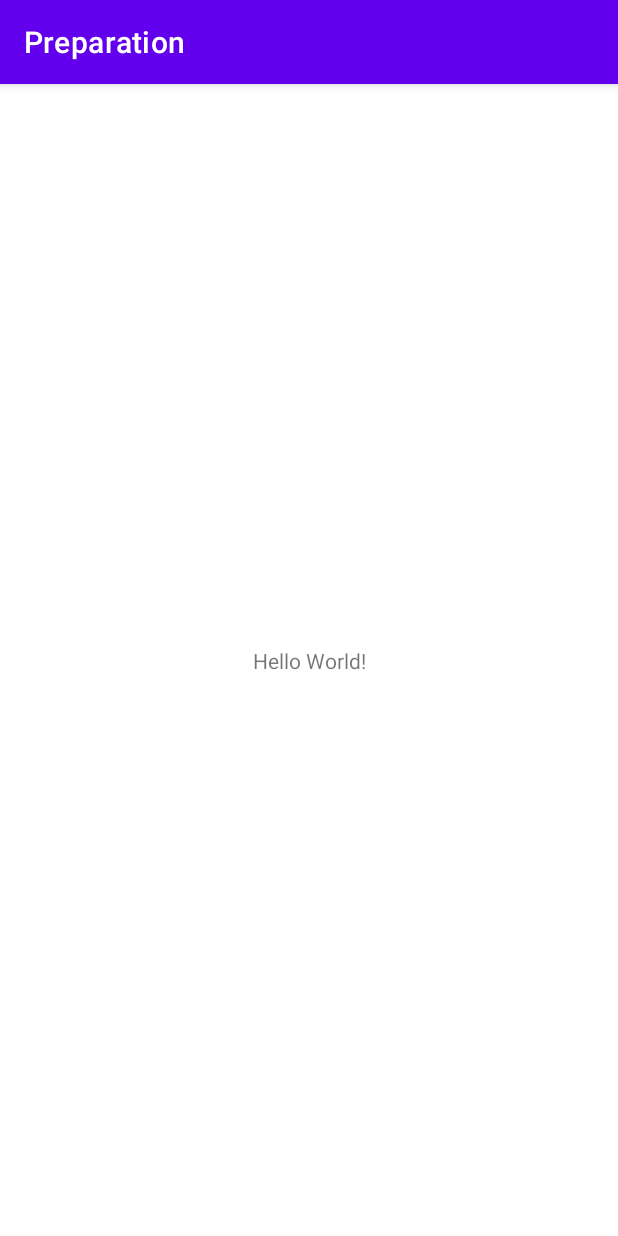
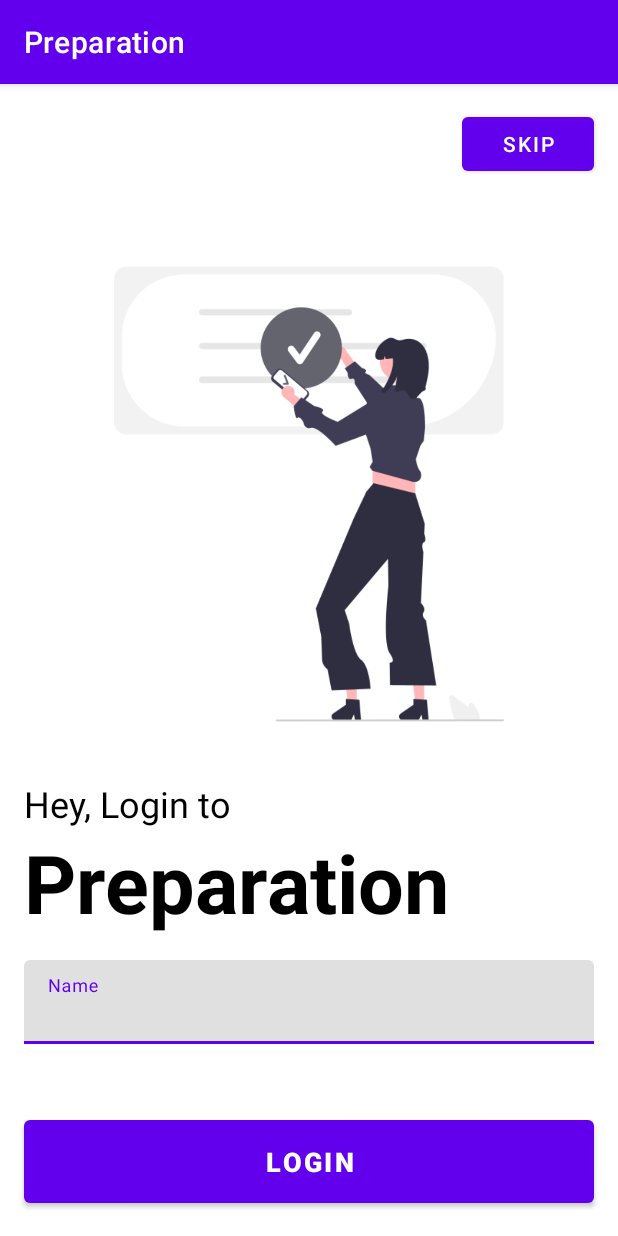
Before and after one commit to sun01822/Preparation, an Android app: the screen it shows after launch (MainActivity before the commit, LoginActivity after it), after a tap on "SKIP", on a phone screen of 412 x 824 dp. Run offline under Robolectric (Android 15) with nearby library versions, the phone set to English and light mode, and no system bars.

Commit message:
Login UI designed successfully

```diff
--- a/app/src/main/AndroidManifest.xml
+++ b/app/src/main/AndroidManifest.xml
@@ -15,6 +15,9 @@
         android:theme="@style/Theme.Preparation"
         tools:targetApi="31">
         <activity
+            android:name=".activities.LoginActivity"
+            android:exported="false" />
+        <activity
             android:name=".activities.SlideActivity"
             android:exported="false" />
         <activity
@@ -28,7 +31,7 @@
         </activity>
         <activity
             android:name=".MainActivity"
-            android:exported="false"></activity>
+            android:exported="false" />
     </application>
 
 </manifest>
--- /dev/null
+++ b/app/src/main/java/com/sun/preparation/activities/LoginActivity.kt
@@ -0,0 +1,14 @@
+package com.sun.preparation.activities
+
+import androidx.appcompat.app.AppCompatActivity
+import android.os.Bundle
+import com.sun.preparation.databinding.ActivityLoginBinding
+
+class LoginActivity : AppCompatActivity() {
+    private lateinit var binding : ActivityLoginBinding
+    override fun onCreate(savedInstanceState: Bundle?) {
+        super.onCreate(savedInstanceState)
+        binding = ActivityLoginBinding.inflate(layoutInflater)
+        setContentView(binding.root)
+    }
+}
--- a/app/src/main/java/com/sun/preparation/activities/SlideActivity.kt
+++ b/app/src/main/java/com/sun/preparation/activities/SlideActivity.kt
@@ -13,11 +13,9 @@ import com.sun.preparation.adapter.SlideAdapter
 import com.sun.preparation.fragments.SlideFragment1
 import com.sun.preparation.fragments.SlideFragment2
 import com.sun.preparation.fragments.SlideFragment3
-import com.sun.preparation.MainActivity
 
 class SlideActivity : AppCompatActivity() {
     private val fragmentList = listOf(SlideFragment1(), SlideFragment2(), SlideFragment3())
-    private val titles = arrayOf("Slide 1", "Slide 2", "Slide 3")
     private var currentPosition = 0
 
     override fun onCreate(savedInstanceState: Bundle?) {
@@ -47,7 +45,7 @@ class SlideActivity : AppCompatActivity() {
         }
 
         btnSkip.setOnClickListener {
-            val intent = Intent(this, MainActivity::class.java)
+            val intent = Intent(this, LoginActivity::class.java)
             startActivity(intent)
             finish()
         }
--- /dev/null
+++ b/app/src/main/res/layout/activity_login.xml
@@ -0,0 +1,82 @@
+<?xml version="1.0" encoding="utf-8"?>
+<RelativeLayout
+    xmlns:android="http://schemas.android.com/apk/res/android"
+    android:layout_width="match_parent"
+    android:layout_height="match_parent"
+    android:background="@color/white">
+    <ImageView
+        android:id="@+id/imageView"
+        android:layout_width="match_parent"
+        android:layout_height="380dp"
+        android:layout_alignParentTop="true"
+        android:layout_marginTop="83dp"
+        android:contentDescription="App Logo"
+        android:src="@drawable/name" />
+
+    <TextView
+        android:id="@+id/textView"
+        android:layout_width="match_parent"
+        android:layout_height="wrap_content"
+        android:text="Hey, Login to"
+        android:layout_marginStart="16dp"
+        android:layout_marginEnd="16dp"
+        android:textColor="@color/black"
+        android:textSize="24sp"
+        android:layout_below="@id/imageView"
+        android:layout_centerHorizontal="true"/>
+
+    <TextView
+        android:id="@+id/textView2"
+        android:layout_width="match_parent"
+        android:layout_height="wrap_content"
+        android:text="Preparation"
+        android:layout_marginStart="16dp"
+        android:layout_marginEnd="16dp"
+        android:textStyle="bold"
+        android:textColor="@color/black"
+        android:textSize="54sp"
+        android:layout_below="@id/textView"
+        android:layout_centerHorizontal="true"/>
+
+    <!-- Phone number input field -->
+    <com.google.android.material.textfield.TextInputLayout
+        android:layout_width="match_parent"
+        android:layout_height="wrap_content"
+        android:layout_below="@id/textView2"
+        android:layout_marginStart="16dp"
+        android:layout_marginTop="16dp"
+        android:layout_marginEnd="16dp"
+        android:layout_marginBottom="16dp">
+
+        <com.google.android.material.textfield.TextInputEditText
+            android:id="@+id/editTextPhoneNumber"
+            android:layout_width="match_parent"
+            android:layout_height="wrap_content"
+            android:hint="Name"
+            android:inputType="text"
+            android:imeOptions="actionDone"/>
+    </com.google.android.material.textfield.TextInputLayout>
+
+    <!-- Skip button at the top right corner -->
+    <Button
+        android:id="@+id/btnSkip"
+        android:layout_width="wrap_content"
+        android:layout_height="wrap_content"
+        android:text="Skip"
+        android:layout_alignParentEnd="true"
+        android:layout_alignParentTop="true"
+        android:layout_marginEnd="16dp"
+        android:layout_marginTop="16dp" />
+
+    <!-- Login button at the bottom -->
+    <com.google.android.material.button.MaterialButton
+        android:id="@+id/btnLogin"
+        android:layout_width="match_parent"
+        android:layout_height="wrap_content"
+        android:text="Login"
+        android:padding="15dp"
+        android:textSize="18sp"
+        android:layout_alignParentBottom="true"
+        android:layout_margin="16dp"
+        android:textStyle="bold"/>
+</RelativeLayout>
```
Also changed, not shown: app/src/main/res/drawable/name.png (added).
